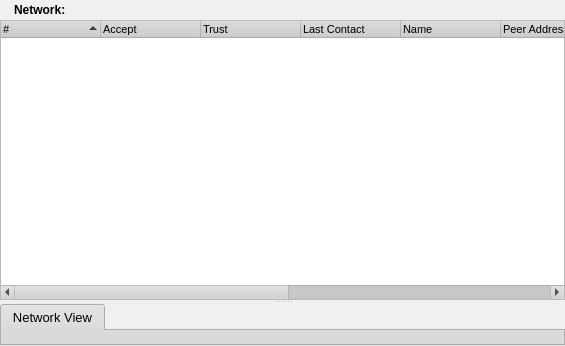
This is retroshare-gui/src/gui/NetworkDialog.ui in RetroShare/RetroShare as Qt 5 draws it before an edit. The edited form follows.
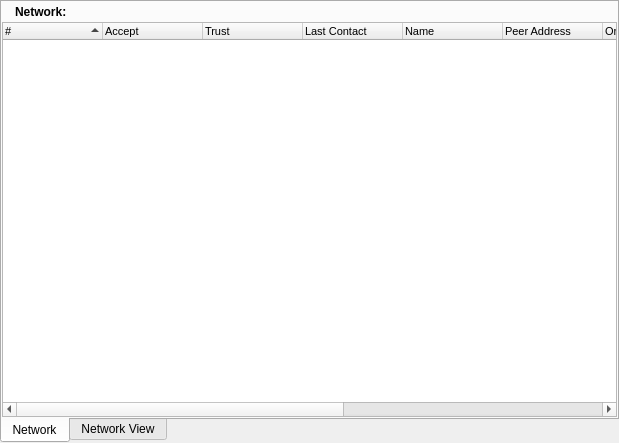
This is the edited form. Icons and pictures are not drawn.

Commit message: fixed network view layout added network into a TabWidget too

What changed in the file:
```diff
--- a/retroshare-gui/src/gui/NetworkDialog.ui
+++ b/retroshare-gui/src/gui/NetworkDialog.ui
@@ -5,530 +5,116 @@
    <rect>
     <x>0</x>
     <y>0</y>
-    <width>565</width>
-    <height>346</height>
+    <width>619</width>
+    <height>443</height>
    </rect>
   </property>
-  <property name="sizePolicy" >
-   <sizepolicy>
-    <hsizetype>7</hsizetype>
-    <vsizetype>7</vsizetype>
-    <horstretch>0</horstretch>
-    <verstretch>0</verstretch>
-   </sizepolicy>
-  </property>
-  <property name="palette" >
-   <palette>
-    <active>
-     <colorrole role="WindowText" >
-      <brush brushstyle="SolidPattern" >
-       <color alpha="255" >
-        <red>0</red>
-        <green>0</green>
-        <blue>0</blue>
-       </color>
-      </brush>
-     </colorrole>
-     <colorrole role="Button" >
-      <brush brushstyle="SolidPattern" >
-       <color alpha="255" >
-        <red>208</red>
-        <green>208</green>
-        <blue>208</blue>
-       </color>
-      </brush>
-     </colorrole>
-     <colorrole role="Light" >
-      <brush brushstyle="SolidPattern" >
-       <color alpha="255" >
-        <red>255</red>
-        <green>255</green>
-        <blue>255</blue>
-       </color>
-      </brush>
-     </colorrole>
-     <colorrole role="Midlight" >
-      <brush brushstyle="SolidPattern" >
-       <color alpha="255" >
-        <red>247</red>
-        <green>247</green>
-        <blue>247</blue>
-       </color>
-      </brush>
-     </colorrole>
-     <colorrole role="Dark" >
-      <brush brushstyle="SolidPattern" >
-       <color alpha="255" >
-        <red>104</red>
-        <green>104</green>
-        <blue>104</blue>
-       </color>
-      </brush>
-     </colorrole>
-     <colorrole role="Mid" >
-      <brush brushstyle="SolidPattern" >
-       <color alpha="255" >
-        <red>139</red>
-        <green>139</green>
-        <blue>139</blue>
-       </color>
-      </brush>
-     </colorrole>
-     <colorrole role="Text" >
-      <brush brushstyle="SolidPattern" >
-       <color alpha="255" >
-        <red>0</red>
-        <green>0</green>
-        <blue>0</blue>
-       </color>
-      </brush>
-     </colorrole>
-     <colorrole role="BrightText" >
-      <brush brushstyle="SolidPattern" >
-       <color alpha="255" >
-        <red>255</red>
-        <green>255</green>
-        <blue>255</blue>
-       </color>
-      </brush>
-     </colorrole>
-     <colorrole role="ButtonText" >
-      <brush brushstyle="SolidPattern" >
-       <color alpha="255" >
-        <red>0</red>
-        <green>0</green>
-        <blue>0</blue>
-       </color>
-      </brush>
-     </colorrole>
-     <colorrole role="Base" >
-      <brush brushstyle="SolidPattern" >
-       <color alpha="255" >
-        <red>255</red>
-        <green>255</green>
-        <blue>255</blue>
-       </color>
-      </brush>
-     </colorrole>
-     <colorrole role="Window" >
-      <brush brushstyle="SolidPattern" >
-       <color alpha="255" >
-        <red>240</red>
-        <green>240</green>
-        <blue>240</blue>
-       </color>
-      </brush>
-     </colorrole>
-     <colorrole role="Shadow" >
-      <brush brushstyle="SolidPattern" >
-       <color alpha="255" >
-        <red>0</red>
-        <green>0</green>
-        <blue>0</blue>
-       </color>
-      </brush>
-     </colorrole>
-     <colorrole role="Highlight" >
-      <brush brushstyle="SolidPattern" >
-       <color alpha="255" >
-        <red>0</red>
-        <green>0</green>
-        <blue>128</blue>
-       </color>
-      </brush>
-     </colorrole>
-     <colorrole role="HighlightedText" >
-      <brush brushstyle="SolidPattern" >
-       <color alpha="255" >
-        <red>255</red>
-        <green>255</green>
-        <blue>255</blue>
-       </color>
-      </brush>
-     </colorrole>
-     <colorrole role="Link" >
-      <brush brushstyle="SolidPattern" >
-       <color alpha="255" >
-        <red>0</red>
-        <green>0</green>
-        <blue>255</blue>
-       </color>
-      </brush>
-     </colorrole>
-     <colorrole role="LinkVisited" >
-      <brush brushstyle="SolidPattern" >
-       <color alpha="255" >
-        <red>255</red>
-        <green>0</green>
-        <blue>255</blue>
-       </color>
-      </brush>
-     </colorrole>
-     <colorrole role="AlternateBase" >
-      <brush brushstyle="SolidPattern" >
-       <color alpha="255" >
-        <red>231</red>
-        <green>231</green>
-        <blue>231</blue>
-       </color>
-      </brush>
-     </colorrole>
-    </active>
-    <inactive>
-     <colorrole role="WindowText" >
-      <brush brushstyle="SolidPattern" >
-       <color alpha="255" >
-        <red>0</red>
-        <green>0</green>
-        <blue>0</blue>
-       </color>
-      </brush>
-     </colorrole>
-     <colorrole role="Button" >
-      <brush brushstyle="SolidPattern" >
-       <color alpha="255" >
-        <red>208</red>
-        <green>208</green>
-        <blue>208</blue>
-       </color>
-      </brush>
-     </colorrole>
-     <colorrole role="Light" >
-      <brush brushstyle="SolidPattern" >
-       <color alpha="255" >
-        <red>255</red>
-        <green>255</green>
-        <blue>255</blue>
-       </color>
-      </brush>
-     </colorrole>
-     <colorrole role="Midlight" >
-      <brush brushstyle="SolidPattern" >
-       <color alpha="255" >
-        <red>247</red>
-        <green>247</green>
-        <blue>247</blue>
-       </color>
-      </brush>
-     </colorrole>
-     <colorrole role="Dark" >
-      <brush brushstyle="SolidPattern" >
-       <color alpha="255" >
-        <red>104</red>
-        <green>104</green>
-        <blue>104</blue>
-       </color>
-      </brush>
-     </colorrole>
-     <colorrole role="Mid" >
-      <brush brushstyle="SolidPattern" >
-       <color alpha="255" >
-        <red>139</red>
-        <green>139</green>
-        <blue>139</blue>
-       </color>
-      </brush>
-     </colorrole>
-     <colorrole role="Text" >
-      <brush brushstyle="SolidPattern" >
-       <color alpha="255" >
-        <red>0</red>
-        <green>0</green>
-        <blue>0</blue>
-       </color>
-      </brush>
-     </colorrole>
-     <colorrole role="BrightText" >
-      <brush brushstyle="SolidPattern" >
-       <color alpha="255" >
-        <red>255</red>
-        <green>255</green>
-        <blue>255</blue>
-       </color>
-      </brush>
-     </colorrole>
-     <colorrole role="ButtonText" >
-      <brush brushstyle="SolidPattern" >
-       <color alpha="255" >
-        <red>0</red>
-        <green>0</green>
-        <blue>0</blue>
-       </color>
-      </brush>
-     </colorrole>
-     <colorrole role="Base" >
-      <brush brushstyle="SolidPattern" >
-       <color alpha="255" >
-        <red>255</red>
-        <green>255</green>
-        <blue>255</blue>
-       </color>
-      </brush>
-     </colorrole>
-     <colorrole role="Window" >
-      <brush brushstyle="SolidPattern" >
-       <color alpha="255" >
-        <red>240</red>
-        <green>240</green>
-        <blue>240</blue>
-       </color>
-      </brush>
-     </colorrole>
-     <colorrole role="Shadow" >
-      <brush brushstyle="SolidPattern" >
-       <color alpha="255" >
-        <red>0</red>
-        <green>0</green>
-        <blue>0</blue>
-       </color>
-      </brush>
-     </colorrole>
-     <colorrole role="Highlight" >
-      <brush brushstyle="SolidPattern" >
-       <color alpha="255" >
-        <red>192</red>
-        <green>192</green>
-        <blue>192</blue>
-       </color>
-      </brush>
-     </colorrole>
-     <colorrole role="HighlightedText" >
-      <brush brushstyle="SolidPattern" >
-       <color alpha="255" >
-        <red>0</red>
-        <green>0</green>
-        <blue>0</blue>
-       </color>
-      </brush>
-     </colorrole>
-     <colorrole role="Link" >
-      <brush brushstyle="SolidPattern" >
-       <color alpha="255" >
-        <red>0</red>
-        <green>0</green>
-        <blue>255</blue>
-       </color>
-      </brush>
-     </colorrole>
-     <colorrole role="LinkVisited" >
-      <brush brushstyle="SolidPattern" >
-       <color alpha="255" >
-        <red>255</red>
-        <green>0</green>
-        <blue>255</blue>
-       </color>
-      </brush>
-     </colorrole>
-     <colorrole role="AlternateBase" >
-      <brush brushstyle="SolidPattern" >
-       <color alpha="255" >
-        <red>231</red>
-        <green>231</green>
-        <blue>231</blue>
-       </color>
-      </brush>
-     </colorrole>
-    </inactive>
-    <disabled>
-     <colorrole role="WindowText" >
-      <brush brushstyle="SolidPattern" >
-       <color alpha="255" >
-        <red>104</red>
-        <green>104</green>
-        <blue>104</blue>
-       </color>
-      </brush>
-     </colorrole>
-     <colorrole role="Button" >
-      <brush brushstyle="SolidPattern" >
-       <color alpha="255" >
-        <red>208</red>
-        <green>208</green>
-        <blue>208</blue>
-       </color>
-      </brush>
-     </colorrole>
-     <colorrole role="Light" >
-      <brush brushstyle="SolidPattern" >
-       <color alpha="255" >
-        <red>255</red>
-        <green>255</green>
-        <blue>255</blue>
-       </color>
-      </brush>
-     </colorrole>
-     <colorrole role="Midlight" >
-      <brush brushstyle="SolidPattern" >
-       <color alpha="255" >
-        <red>247</red>
-        <green>247</green>
-        <blue>247</blue>
-       </color>
-      </brush>
-     </colorrole>
-     <colorrole role="Dark" >
-      <brush brushstyle="SolidPattern" >
-       <color alpha="255" >
-        <red>104</red>
-        <green>104</green>
-        <blue>104</blue>
-       </color>
-      </brush>
-     </colorrole>
-     <colorrole role="Mid" >
-      <brush brushstyle="SolidPattern" >
-       <color alpha="255" >
-        <red>139</red>
-        <green>139</green>
-        <blue>139</blue>
-       </color>
-      </brush>
-     </colorrole>
-     <colorrole role="Text" >
-      <brush brushstyle="SolidPattern" >
-       <color alpha="255" >
-        <red>104</red>
-        <green>104</green>
-        <blue>104</blue>
-       </color>
-      </brush>
-     </colorrole>
-     <colorrole role="BrightText" >
-      <brush brushstyle="SolidPattern" >
-       <color alpha="255" >
-        <red>255</red>
-        <green>255</green>
-        <blue>255</blue>
-       </color>
-      </brush>
-     </colorrole>
-     <colorrole role="ButtonText" >
-      <brush brushstyle="SolidPattern" >
-       <color alpha="255" >
-        <red>104</red>
-        <green>104</green>
-        <blue>104</blue>
-       </color>
-      </brush>
-     </colorrole>
-     <colorrole role="Base" >
-      <brush brushstyle="SolidPattern" >
-       <color alpha="255" >
-        <red>240</red>
-        <green>240</green>
-        <blue>240</blue>
-       </color>
-      </brush>
-     </colorrole>
-     <colorrole role="Window" >
-      <brush brushstyle="SolidPattern" >
-       <color alpha="255" >
-        <red>240</red>
-        <green>240</green>
-        <blue>240</blue>
-       </color>
-      </brush>
-     </colorrole>
-     <colorrole role="Shadow" >
-      <brush brushstyle="SolidPattern" >
-       <color alpha="255" >
-        <red>0</red>
-        <green>0</green>
-        <blue>0</blue>
-       </color>
-      </brush>
-     </colorrole>
-     <colorrole role="Highlight" >
-      <brush brushstyle="SolidPattern" >
-       <color alpha="255" >
-        <red>0</red>
-        <green>0</green>
-        <blue>128</blue>
-       </color>
-      </brush>
-     </colorrole>
-     <colorrole role="HighlightedText" >
-      <brush brushstyle="SolidPattern" >
-       <color alpha="255" >
-        <red>255</red>
-        <green>255</green>
-        <blue>255</blue>
-       </color>
-      </brush>
-     </colorrole>
-     <colorrole role="Link" >
-      <brush brushstyle="SolidPattern" >
-       <color alpha="255" >
-        <red>0</red>
-        <green>0</green>
-        <blue>255</blue>
-       </color>
-      </brush>
-     </colorrole>
-     <colorrole role="LinkVisited" >
-      <brush brushstyle="SolidPattern" >
-       <color alpha="255" >
-        <red>255</red>
-        <green>0</green>
-        <blue>255</blue>
-       </color>
-      </brush>
-     </colorrole>
-     <colorrole role="AlternateBase" >
-      <brush brushstyle="SolidPattern" >
-       <color alpha="255" >
-        <red>231</red>
-        <green>231</green>
-        <blue>231</blue>
-       </color>
-      </brush>
-     </colorrole>
-    </disabled>
-   </palette>
-  </property>
-  <property name="font" >
-   <font>
-    <family>Arial</family>
-    <pointsize>10</pointsize>
-    <weight>50</weight>
-    <italic>false</italic>
-    <bold>false</bold>
-    <underline>false</underline>
-    <strikeout>false</strikeout>
-   </font>
-  </property>
-  <property name="mouseTracking" >
-   <bool>true</bool>
-  </property>
-  <property name="contextMenuPolicy" >
-   <enum>Qt::NoContextMenu</enum>
+  <property name="windowTitle" >
+   <string>Form</string>
   </property>
   <layout class="QGridLayout" >
    <property name="margin" >
     <number>0</number>
    </property>
-   <property name="spacing" >
-    <number>6</number>
+   <property name="topMargin" >
+    <number>0</number>
+   </property>
+   <property name="rightMargin" >
+    <number>0</number>
+   </property>
+   <property name="bottomMargin" >
+    <number>0</number>
    </property>
    <item row="0" column="0" >
-    <widget class="QSplitter" name="splitter" >
-     <property name="orientation" >
-      <enum>Qt::Vertical</enum>
+    <widget class="QTabWidget" name="networkTab" >
+     <property name="tabPosition" >
+      <enum>QTabWidget::South</enum>
      </property>
-     <widget class="QWidget" name="layoutWidget" >
+     <property name="currentIndex" >
+      <number>0</number>
+     </property>
+     <widget class="QWidget" name="networkTab" >
+      <attribute name="title" >
+       <string>Network</string>
+      </attribute>
       <layout class="QGridLayout" >
        <property name="margin" >
         <number>0</number>
        </property>
-       <property name="spacing" >
+       <property name="topMargin" >
         <number>0</number>
        </property>
+       <property name="rightMargin" >
+        <number>0</number>
+       </property>
+       <property name="bottomMargin" >
+        <number>0</number>
+       </property>
+       <property name="horizontalSpacing" >
+        <number>6</number>
+       </property>
+       <property name="verticalSpacing" >
+        <number>0</number>
+       </property>
+       <item row="0" column="0" >
+        <layout class="QGridLayout" >
+         <property name="leftMargin" >
+          <number>0</number>
+         </property>
+         <property name="topMargin" >
+          <number>0</number>
+         </property>
+         <property name="rightMargin" >
+          <number>0</number>
+         </property>
+         <property name="bottomMargin" >
+          <number>0</number>
+         </property>
+         <property name="horizontalSpacing" >
+          <number>6</number>
+         </property>
+         <property name="verticalSpacing" >
+          <number>6</number>
+         </property>
+         <item row="0" column="0" >
+          <widget class="QLabel" name="label" >
+           <property name="text" >
+            <string/>
+           </property>
+           <property name="pixmap" >
+            <pixmap resource="images.qrc" >:/images/network16.png</pixmap>
+           </property>
+          </widget>
+         </item>
+         <item row="0" column="1" >
+          <widget class="QLabel" name="label_2" >
+           <property name="text" >
+            <string>&lt;html>&lt;head>&lt;meta name="qrichtext" content="1" />&lt;style type="text/css">
+p, li { white-space: pre-wrap; }
+&lt;/style>&lt;/head>&lt;body style=" font-family:'Arial'; font-size:10pt; font-weight:400; font-style:normal; text-decoration:none;">
+&lt;p style=" margin-top:0px; margin-bottom:0px; margin-left:0px; margin-right:0px; -qt-block-indent:0; text-indent:0px;">&lt;span style=" font-size:9pt; font-weight:600;">Network:&lt;/span>&lt;/p>&lt;/body>&lt;/html></string>
+           </property>
+          </widget>
+         </item>
+         <item row="0" column="2" >
+          <spacer>
+           <property name="orientation" >
+            <enum>Qt::Horizontal</enum>
+           </property>
+           <property name="sizeHint" >
+            <size>
+             <width>40</width>
+             <height>20</height>
+            </size>
+           </property>
+          </spacer>
+         </item>
+        </layout>
+       </item>
        <item row="1" column="0" >
         <widget class="QTreeWidget" name="connecttreeWidget" >
          <property name="sizePolicy" >
-          <sizepolicy>
-           <hsizetype>7</hsizetype>
-           <vsizetype>7</vsizetype>
+          <sizepolicy vsizetype="Expanding" hsizetype="Expanding" >
            <horstretch>0</horstretch>
            <verstretch>0</verstretch>
           </sizepolicy>
@@ -622,60 +208,12 @@
          </column>
         </widget>
        </item>
-       <item row="0" column="0" >
-        <layout class="QGridLayout" >
-         <property name="margin" >
-          <number>0</number>
-         </property>
-         <property name="spacing" >
-          <number>6</number>
-         </property>
-         <item row="0" column="0" >
-          <widget class="QLabel" name="label" >
-           <property name="text" >
-            <string/>
-           </property>
-           <property name="pixmap" >
-            <pixmap resource="images.qrc" >:/images/network16.png</pixmap>
-           </property>
-          </widget>
-         </item>
-         <item row="0" column="1" >
-          <widget class="QLabel" name="label_2" >
-           <property name="text" >
-            <string>&lt;html>&lt;head>&lt;meta name="qrichtext" content="1" />&lt;style type="text/css">
-p, li { white-space: pre-wrap; }
-&lt;/style>&lt;/head>&lt;body style=" font-family:'Arial'; font-size:10pt; font-weight:400; font-style:normal; text-decoration:none;">
-&lt;p style=" margin-top:0px; margin-bottom:0px; margin-left:0px; margin-right:0px; -qt-block-indent:0; text-indent:0px;">&lt;span style=" font-size:9pt; font-weight:600;">Network:&lt;/span>&lt;/p>&lt;/body>&lt;/html></string>
-           </property>
-          </widget>
-         </item>
-         <item row="0" column="2" >
-          <spacer>
-           <property name="orientation" >
-            <enum>Qt::Horizontal</enum>
-           </property>
-           <property name="sizeHint" >
-            <size>
-             <width>40</width>
-             <height>20</height>
-            </size>
-           </property>
-          </spacer>
-         </item>
-        </layout>
-       </item>
       </layout>
      </widget>
-     <widget class="QTabWidget" name="networkviewTab" >
-      <property name="currentIndex" >
-       <number>0</number>
-      </property>
-      <widget class="QWidget" name="networkviewTab" >
-       <attribute name="title" >
-        <string>Network View</string>
-       </attribute>
-      </widget>
+     <widget class="QWidget" name="networkviewTab" >
+      <attribute name="title" >
+       <string>Network View</string>
+      </attribute>
      </widget>
     </widget>
    </item>
```
Left out of the diff: 8 changed lines with no effect on the pictures. The commit also changes 2 other files.
